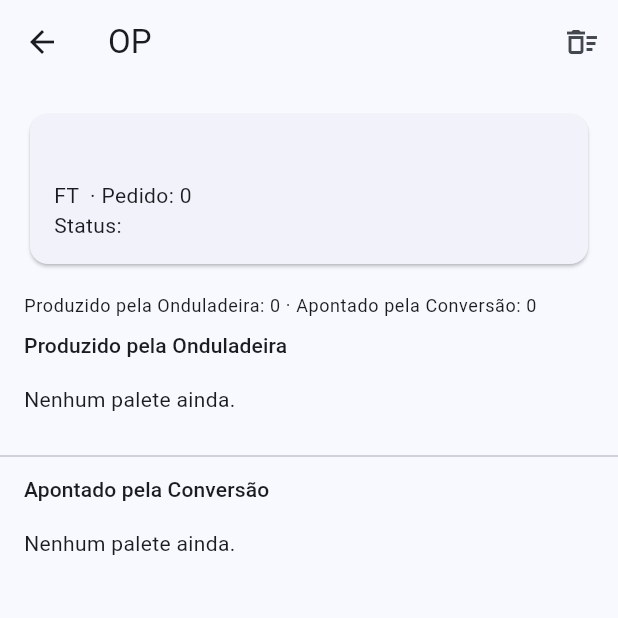
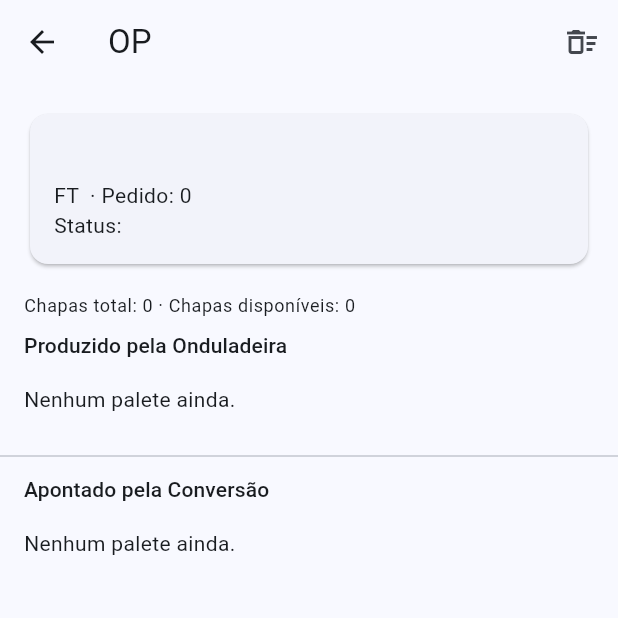
Before and after one commit to JoaoKF1/Controle-De-paletes, a Flutter app: the OrdemDetalheConversaoView screen opened directly with empty values, on a phone screen of 412 x 824 dp, the top half of it. Run offline on Flutter 3.47's test engine with Material 3 defaults, Android fonts, the phone set to English and light mode, and no system bars; our stand-ins replace flutter_dotenv, flutter_riverpod, supabase_flutter; accounts and stored records are empty.

Commit message:
fix: debita chapas disponiveis da Onduladeira ao apontar Conversao
Chapas total / chapas disponiveis na tela de detalhe da Conversao,
assumindo 1 caixa apontada = 1 chapa consumida. Fica vermelho se
negativo (apontou mais que tinha disponivel), sem bloquear.

```diff
--- a/lib/features/conversao/view/ordem_detalhe_conversao_view.dart
+++ b/lib/features/conversao/view/ordem_detalhe_conversao_view.dart
@@ -66,23 +66,32 @@ class OrdemDetalheConversaoView extends ConsumerWidget {
                   ref.invalidate(_paletesDaOrdemProvider(ordem.id));
                 }
 
-                final produzidoOnduladeira = daOnduladeira.fold<int>(
+                // Chapas total: o que a Onduladeira já produziu pra essa OP,
+                // líquido de qualquer reprovação de qualidade do lado dela.
+                // Chapas disponíveis: esse total menos o que a Conversão já
+                // consumiu apontando (1 caixa apontada = 1 chapa debitada —
+                // ver plano técnico, 9.1).
+                final chapasTotal = daOnduladeira.fold<int>(
                   0,
                   (soma, p) => soma + p.saldoDisponivel,
                 );
-                final apontadoConversao = daConversao.fold<int>(
+                final chapasConsumidas = daConversao.fold<int>(
                   0,
-                  (soma, p) => soma + p.saldoDisponivel,
+                  (soma, p) => soma + p.quantidadeCalculada,
                 );
+                final chapasDisponiveis = chapasTotal - chapasConsumidas;
 
                 return ListView(
                   children: [
                     Padding(
                       padding: const EdgeInsets.symmetric(horizontal: 16),
                       child: Text(
-                        'Produzido pela Onduladeira: $produzidoOnduladeira · '
-                        'Apontado pela Conversão: $apontadoConversao',
-                        style: Theme.of(context).textTheme.bodySmall,
+                        'Chapas total: $chapasTotal · Chapas disponíveis: $chapasDisponiveis',
+                        style: Theme.of(context).textTheme.bodySmall?.copyWith(
+                              color: chapasDisponiveis < 0
+                                  ? Theme.of(context).colorScheme.error
+                                  : null,
+                            ),
                       ),
                     ),
                     const SizedBox(height: 8),
```
Also changed, not shown: 1 other file.
